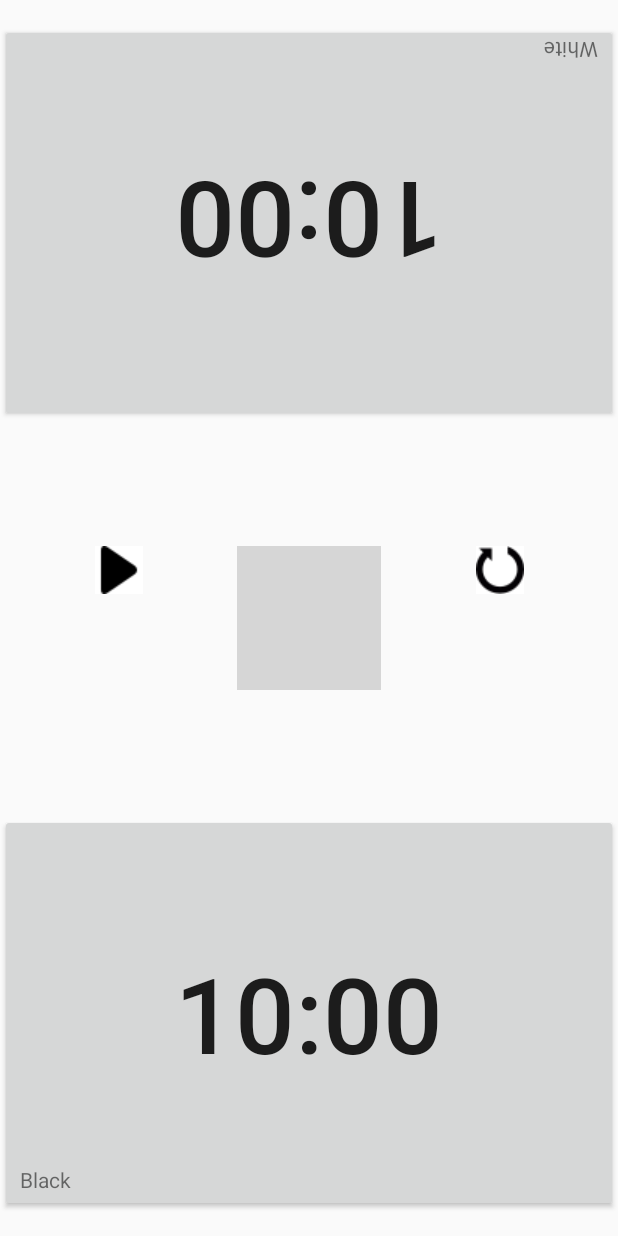
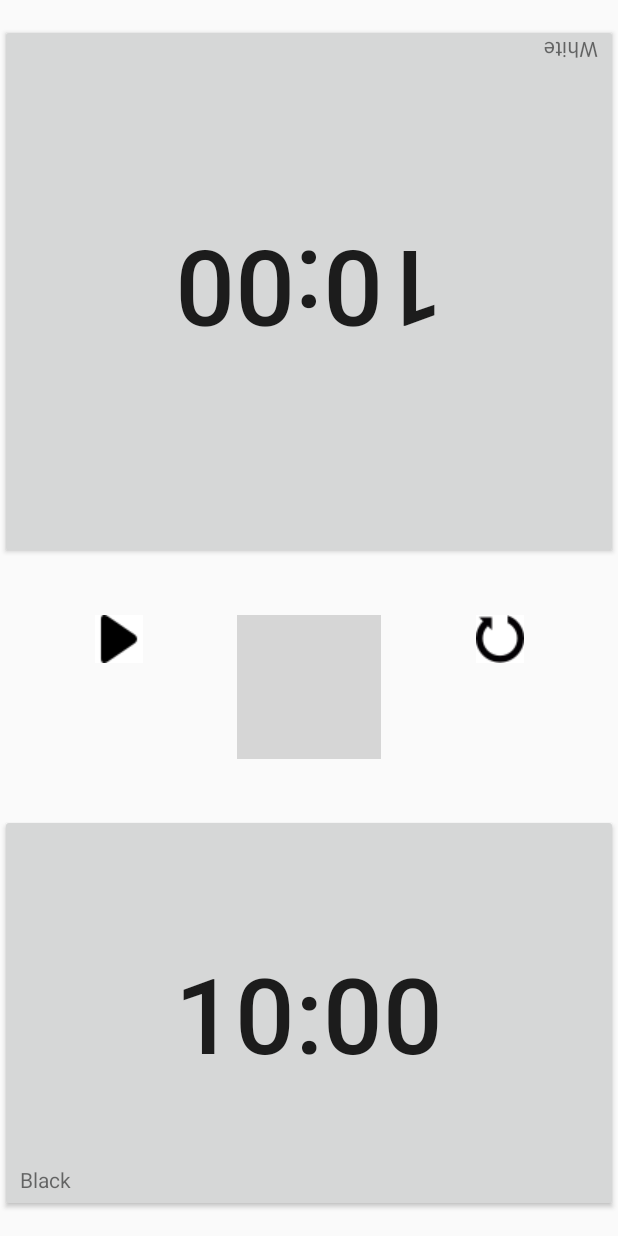
Before and after one commit to xdelu02/A, an Android app: the timerDatas screen opened directly, with no data from a screen before it, after a tap on "SUBMIT", on a phone screen of 412 x 824 dp. Run offline under Robolectric (Android 15) with nearby library versions, the light colour scheme and no system bars; grey boxes are pictures that could not be loaded.

Commit message:
girata la lunetta, risolti bug

```diff
--- a/app/src/main/java/com/example/chessTimer/FisherTimer.java
+++ b/app/src/main/java/com/example/chessTimer/FisherTimer.java
@@ -231,8 +231,8 @@ public class FisherTimer extends AppCompatActivity {
             TextView topMoveCounter = findViewById ( R.id.topMoveCounter );
             TextView bottomMoveCounter = findViewById ( R.id.bottomMoveCounter );
 
-            topMoveCounter.setText ( String.format ( Locale.getDefault (),"Move: %d",contaMosse ));
-            bottomMoveCounter.setText ( String.format ( Locale.getDefault (),"Move: %d",contaMosse ));
+            topMoveCounter.setText ( String.format ( Locale.getDefault (),"    Move: %d",contaMosse ));
+            bottomMoveCounter.setText ( String.format ( Locale.getDefault (),"    Move: %d",contaMosse ));
         }
     }
 }
--- a/app/src/main/java/com/example/chessTimer/MainActivity.java
+++ b/app/src/main/java/com/example/chessTimer/MainActivity.java
@@ -1,10 +1,10 @@
 package com.example.chessTimer;
-
-import androidx.appcompat.app.AppCompatActivity;
 
 import android.graphics.Color;
 import android.os.Bundle;
 import android.view.View;
+
+import androidx.appcompat.app.AppCompatActivity;
 
 import gr.net.maroulis.library.EasySplashScreen;
 
@@ -16,7 +16,7 @@ public class MainActivity extends AppCompatActivity {
         EasySplashScreen config = new EasySplashScreen(MainActivity.this)
                 .withFullScreen()
                 .withTargetActivity(timerDatas.class)
-                .withSplashTimeOut(2000)
+                .withSplashTimeOut(800)
                 .withBackgroundColor(Color.parseColor("#212121"))
                 .withHeaderText("")
                 .withFooterText("Made by ChessTimer.inc")
--- a/app/src/main/java/com/example/chessTimer/timerDatas.java
+++ b/app/src/main/java/com/example/chessTimer/timerDatas.java
@@ -1,3 +1,4 @@
+
         package com.example.chessTimer;
 
         import androidx.appcompat.app.AppCompatActivity;
@@ -43,31 +44,12 @@ public class timerDatas extends AppCompatActivity {
     private Switch recoverSwitchWhite;
     private Switch recoverSwitchBlack;
 
-    private Button nightModeBtn;
-    private Button lightModeBtn;
 
     @Override
     protected void onCreate(Bundle savedInstanceState) {
-        //DARK/LIGHT MODE HEADER SECTION
-        if(AppCompatDelegate.getDefaultNightMode() == AppCompatDelegate.MODE_NIGHT_YES)
-            setTheme(R.style.DarkTheme);
-        else
-            setTheme(R.style.AppTheme);
 
         super.onCreate(savedInstanceState);
         setContentView(R.layout.activity_timer_datas);
-
-        //DARK/LIGHT MODE VISIBILITY OF BTNS SECTION
-        nightModeBtn = (Button) findViewById(R.id.nightModeBtn);
-        lightModeBtn = (Button) findViewById(R.id.lightModeBtn);
-        if(AppCompatDelegate.getDefaultNightMode() == AppCompatDelegate.MODE_NIGHT_YES) {
-            lightModeBtn.setVisibility(View.VISIBLE);
-            nightModeBtn.setVisibility(View.INVISIBLE);
-        }
-        else {
-            nightModeBtn.setVisibility(View.VISIBLE);
-            lightModeBtn.setVisibility(View.INVISIBLE);
-        }
 
         //prelevo le EditText
         nWEditText = findViewById(R.id.nameWhite);
@@ -90,7 +72,7 @@ public class timerDatas extends AppCompatActivity {
 
         //con lo scorrere dello switch abilita e disabilita la parte del recupero
         //switch recupero bianco
-        final EditText recoverWhite = findViewById(R.id.recoverWhite);
+        final EditText recoverWhite = rWEditText;
         recoverSwitchWhite = findViewById(R.id.recoverSwitchWhite);
         recoverSwitchWhite.setOnCheckedChangeListener(new CompoundButton.OnCheckedChangeListener() {
             @Override
@@ -102,7 +84,7 @@ public class timerDatas extends AppCompatActivity {
             }
         });
         //switch recupero nero
-        final EditText recoverBlack = findViewById(R.id.recoverBlack);
+        final EditText recoverBlack = rBEditText;
         recoverSwitchBlack = findViewById(R.id.recoverSwitchBlack);
         recoverSwitchBlack.setOnCheckedChangeListener(new CompoundButton.OnCheckedChangeListener() {
             @Override
@@ -135,6 +117,33 @@ public class timerDatas extends AppCompatActivity {
                 moveCounterCheckBox.setChecked(false);
             }
         });
+
+        Button nightModeBtn = findViewById(R.id.nightModeBtn); // basta castttttttttttttttt inutiliiiiiiiiii
+        Button lightModeBtn = findViewById(R.id.lightModeBtn);  // variabili che usi solo in un metodo non serve metterle globali
+
+        if(AppCompatDelegate.getDefaultNightMode() == AppCompatDelegate.MODE_NIGHT_YES) {
+            setTheme ( R.style.DarkTheme );
+            nightModeBtn.setVisibility ( View.INVISIBLE );
+            lightModeBtn.setVisibility ( View.VISIBLE );
+
+        }
+        else {
+            setTheme ( R.style.AppTheme );
+            lightModeBtn.setVisibility ( View.INVISIBLE );
+            nightModeBtn.setVisibility ( View.VISIBLE );
+        }
+
+        //DARK/LIGHT MODE VISIBILITY OF BTNS SECTION
+
+        if(AppCompatDelegate.getDefaultNightMode() == AppCompatDelegate.MODE_NIGHT_YES) {
+            lightModeBtn.setVisibility(View.VISIBLE);
+            nightModeBtn.setVisibility(View.INVISIBLE);
+        }
+        else {
+            nightModeBtn.setVisibility(View.VISIBLE);
+            lightModeBtn.setVisibility(View.INVISIBLE);
+        }
+
 
         //Btn for DarkMode
         nightModeBtn.setOnClickListener(new View.OnClickListener() {
--- a/app/src/main/res/layout/activity_timer.xml
+++ b/app/src/main/res/layout/activity_timer.xml
@@ -1,7 +1,6 @@
 <?xml version="1.0" encoding="utf-8"?>
 <androidx.constraintlayout.widget.ConstraintLayout xmlns:android="http://schemas.android.com/apk/res/android"
     xmlns:app="http://schemas.android.com/apk/res-auto"
-    xmlns:tools="http://schemas.android.com/tools"
     android:layout_width="match_parent"
     android:layout_height="match_parent">
 
@@ -46,11 +45,13 @@
     <Button
         android:id="@+id/topBtn"
         android:layout_width="match_parent"
-        android:layout_height="265dp"
+        android:layout_height="0dp"
         android:layout_marginTop="16dp"
+        android:layout_marginBottom="189dp"
         android:rotation="180"
         android:text="@string/_00_00"
         android:textSize="70sp"
+        app:layout_constraintBottom_toTopOf="@+id/bottomMoveCounter"
         app:layout_constraintEnd_toEndOf="parent"
         app:layout_constraintHorizontal_bias="0.0"
         app:layout_constraintStart_toStartOf="parent"
@@ -70,13 +71,14 @@
 
     <TextView
         android:id="@+id/topName"
-        android:layout_width="match_parent"
+        android:layout_width="0dp"
         android:layout_height="wrap_content"
         android:layout_marginTop="8dp"
         android:rotation="180"
         android:translationZ="5dp"
-        app:layout_constraintTop_toTopOf="@+id/topBtn"
-        tools:layout_editor_absoluteX="295dp" />
+        app:layout_constraintEnd_toEndOf="parent"
+        app:layout_constraintStart_toStartOf="parent"
+        app:layout_constraintTop_toTopOf="@+id/topBtn" />
 
     <TextView
         android:id="@+id/bottomName"
@@ -91,25 +93,26 @@
 
     <TextView
         android:id="@+id/bottomMoveCounter"
-        android:layout_width="wrap_content"
+        android:layout_width="0dp"
         android:layout_height="wrap_content"
-        android:layout_marginTop="20dp"
-        android:layout_marginEnd="350dp"
+        android:layout_marginBottom="238dp"
         android:textSize="17sp"
         android:translationZ="5dp"
+        app:layout_constraintBottom_toBottomOf="parent"
         app:layout_constraintEnd_toEndOf="parent"
-        app:layout_constraintTop_toTopOf="@+id/bottomBtn" />
+        app:layout_constraintStart_toStartOf="parent"
+        app:layout_constraintTop_toBottomOf="@+id/topBtn" />
 
     <TextView
         android:id="@+id/topMoveCounter"
-        android:layout_width="wrap_content"
+        android:layout_width="0dp"
         android:layout_height="wrap_content"
-        android:layout_marginStart="350dp"
         android:layout_marginBottom="20dp"
+        android:rotation="180"
         android:textSize="17sp"
         android:translationZ="5dp"
-        android:rotation="180"
         app:layout_constraintBottom_toBottomOf="@+id/topBtn"
+        app:layout_constraintEnd_toEndOf="parent"
         app:layout_constraintStart_toStartOf="parent" />
 
 
--- a/app/src/main/res/layout/activity_timer_datas.xml
+++ b/app/src/main/res/layout/activity_timer_datas.xml
@@ -257,6 +257,7 @@
         android:layout_height="37dp"
         android:background="@drawable/bg_transaprent"
         android:drawableTop="@drawable/ic_brightness_3_black_24dp"
+        android:rotation="40"
         app:layout_constraintBottom_toTopOf="@+id/nameWhite"
         app:layout_constraintEnd_toEndOf="parent"
         app:layout_constraintHorizontal_bias="0.958"
```
Lines whose indentation alone changed are shown as unchanged.
